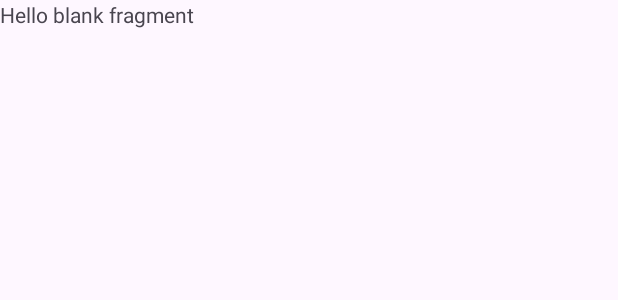
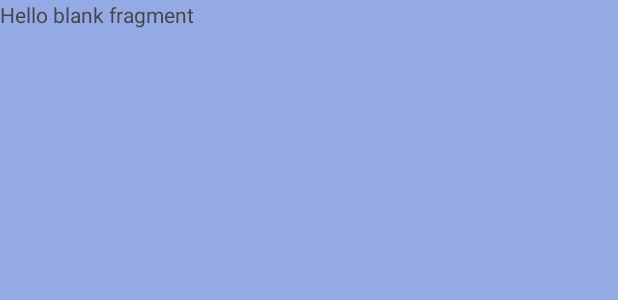
Before and after one commit to SueiShen/Android_ex, an Android app: the layout fragment_weather.xml on its own in the app's theme, with its tools: preview values and no code run, on a phone screen of 412 x 824 dp. Shown: the top 300 px of the screen. Run offline under Robolectric (Android 15) with nearby library versions, the phone set to English and light mode, and no system bars.

Commit message:
完成Weather的部分
解決沒辦法跑的問題
解決bug一大堆的問題

```diff
--- a/app/src/main/java/com/example/android_ex/MainActivity.kt
+++ b/app/src/main/java/com/example/android_ex/MainActivity.kt
@@ -77,6 +77,6 @@ class MainActivity : AppCompatActivity(),SensorEventListener {
     }
 
     override fun onAccuracyChanged(p0: Sensor?, p1: Int) {
-        TODO("Not yet implemented")
+        //TODO("Not yet implemented")
     }
 }
--- /dev/null
+++ b/app/src/main/java/com/example/android_ex/WeatherAllData.kt
@@ -0,0 +1,5 @@
+package com.example.android_ex
+
+data class WeatherAllData(
+    var p : String
+)
--- a/app/src/main/res/layout/fragment_weather.xml
+++ b/app/src/main/res/layout/fragment_weather.xml
@@ -1,15 +1,17 @@
 <?xml version="1.0" encoding="utf-8"?>
-<FrameLayout xmlns:android="http://schemas.android.com/apk/res/android"
+<LinearLayout xmlns:android="http://schemas.android.com/apk/res/android"
     xmlns:tools="http://schemas.android.com/tools"
     android:layout_width="match_parent"
     android:layout_height="match_parent"
+    android:background="@color/material_dynamic_primary70"
+    android:orientation="vertical"
     tools:context=".WeatherFragment">
 
     <!-- TODO: Update blank fragment layout -->
     <TextView
-        android:id="@+id/tvHelloweather"
-        android:layout_width="match_parent"
-        android:layout_height="match_parent"
+        android:id="@+id/TvHelloweather"
+        android:layout_width="wrap_content"
+        android:layout_height="wrap_content"
         android:text="@string/hello_blank_fragment" />
 
-</FrameLayout>
+</LinearLayout>
```
Also changed, not shown: app/src/main/java/com/example/android_ex/DataViewModel.kt (+50 -3 lines), app/src/main/java/com/example/android_ex/WeatherData.kt (added, +7 -0 lines), app/src/main/java/com/example/android_ex/WeatherFragment.kt (+19 -1 lines).
